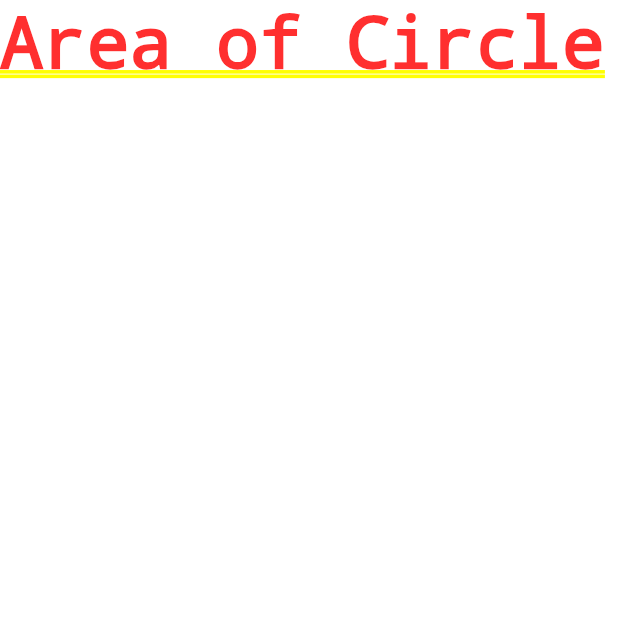
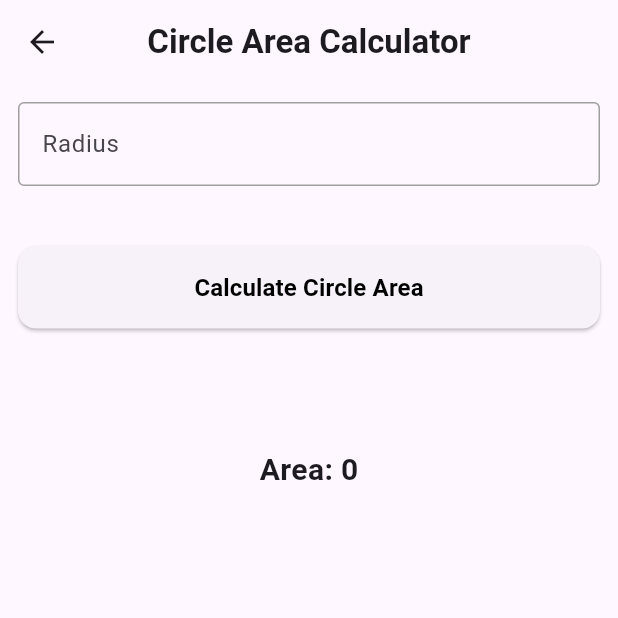
Before and after one commit to abhisekthapam/assignment_two_using_cubit, a Flutter app: the screen it shows after launch, after a tap on "Area of Circle", on a phone screen of 412 x 824 dp, the top half of it. Run offline on Flutter 3.47's test engine with Material 3 defaults, Android fonts, the phone set to English and light mode, and no system bars; our stand-ins replace flutter_bloc.

Commit message:
feat : 2 Area of circle (#1)
Co-authored-by: abhisekthapam <ahisekmagar250203@gmail.com>

```diff
--- a/lib/cubit/area_of_cirlce_cubit.dart
+++ b/lib/cubit/area_of_cirlce_cubit.dart
@@ -1,17 +1,35 @@
 import 'package:flutter_bloc/flutter_bloc.dart';
 
-class StudentState {
-  final String name;
-  final String address;
-  final String age;
+abstract class CircleAreaState {}
 
-  StudentState({this.name = '', this.address = '', this.age = ''});
+class CircleAreaInitial extends CircleAreaState {}
+
+class CircleAreaCalculating extends CircleAreaState {}
+
+class CircleAreaCalculated extends CircleAreaState {
+  final double area;
+
+  CircleAreaCalculated(this.area);
 }
 
-class AreaOfCirlceCubit extends Cubit<StudentState> {
-  AreaOfCirlceCubit() : super(StudentState());
+class CircleAreaError extends CircleAreaState {
+  final String errorMessage;
 
-  void updateStudent(String name, String address, String age) {
-    emit(StudentState(name: name, address: address, age: age));
+  CircleAreaError(this.errorMessage);
+}
+
+class AreaOfCirlceCubit extends Cubit<CircleAreaState> {
+  AreaOfCirlceCubit() : super(CircleAreaInitial());
+
+  void calculateCircleArea(double radius) {
+    try {
+      emit(CircleAreaCalculating());
+
+      double area = 3.14159265359 * radius * radius;
+
+      emit(CircleAreaCalculated(area));
+    } catch (e) {
+      emit(CircleAreaError("Error in calculating area"));
+    }
   }
 }
--- a/lib/view/area_of_circle_cubit_view.dart
+++ b/lib/view/area_of_circle_cubit_view.dart
@@ -1,10 +1,97 @@
+import 'package:assignment_two/cubit/area_of_cirlce_cubit.dart';
 import 'package:flutter/material.dart';
+import 'package:flutter_bloc/flutter_bloc.dart';
 
 class AreaOfCircleCubitView extends StatelessWidget {
   const AreaOfCircleCubitView({super.key});
 
   @override
   Widget build(BuildContext context) {
-    return const Text('Area of Circle');
+    final TextEditingController radiusController = TextEditingController();
+
+    return Scaffold(
+      appBar: AppBar(
+        title: const Text(
+          'Circle Area Calculator',
+          style: TextStyle(fontWeight: FontWeight.bold),
+        ),
+        centerTitle: true,
+      ),
+      body: BlocConsumer<AreaOfCirlceCubit, CircleAreaState>(
+        listener: (context, state) {
+          if (state is CircleAreaError) {
+            ScaffoldMessenger.of(context).showSnackBar(
+              SnackBar(content: Text(state.errorMessage)),
+            );
+          }
+        },
+        builder: (context, state) {
+          return Padding(
+            padding: const EdgeInsets.all(12.0),
+            child: Column(
+              crossAxisAlignment: CrossAxisAlignment.stretch,
+              children: <Widget>[
+                TextField(
+                  controller: radiusController,
+                  keyboardType: TextInputType.number,
+                  decoration: InputDecoration(
+                    labelText: 'Radius',
+                    border: OutlineInputBorder(),
+                    focusedBorder: OutlineInputBorder(
+                      borderSide: BorderSide(color: Colors.blue),
+                    ),
+                    enabledBorder: OutlineInputBorder(
+                      borderSide: BorderSide(color: Colors.grey),
+                    ),
+                  ),
+                ),
+                const SizedBox(height: 40),
+                ElevatedButton(
+                  style: ElevatedButton.styleFrom(
+                    padding: const EdgeInsets.symmetric(vertical: 16),
+                    shape: RoundedRectangleBorder(
+                      borderRadius: BorderRadius.circular(12),
+                    ),
+                  ),
+                  onPressed: () {
+                    double radius = double.tryParse(radiusController.text) ?? 0;
+
+                    context
+                        .read<AreaOfCirlceCubit>()
+                        .calculateCircleArea(radius);
+                  },
+                  child: const Text(
+                    'Calculate Circle Area',
+                    style: TextStyle(
+                        color: Colors.black,
+                        fontWeight: FontWeight.bold,
+                        fontSize: 16),
+                  ),
+                ),
+                const SizedBox(height: 80),
+                if (state is CircleAreaCalculating)
+                  const Center(child: CircularProgressIndicator()),
+                if (state is CircleAreaCalculated)
+                  Center(
+                    child: Text(
+                      'Area: ${state.area}',
+                      style: const TextStyle(
+                          fontWeight: FontWeight.bold, fontSize: 20),
+                    ),
+                  ),
+                if (state is CircleAreaInitial)
+                  Center(
+                    child: const Text(
+                      'Area: 0',
+                      style:
+                          TextStyle(fontWeight: FontWeight.bold, fontSize: 20),
+                    ),
+                  ),
+              ],
+            ),
+          );
+        },
+      ),
+    );
   }
 }
```
